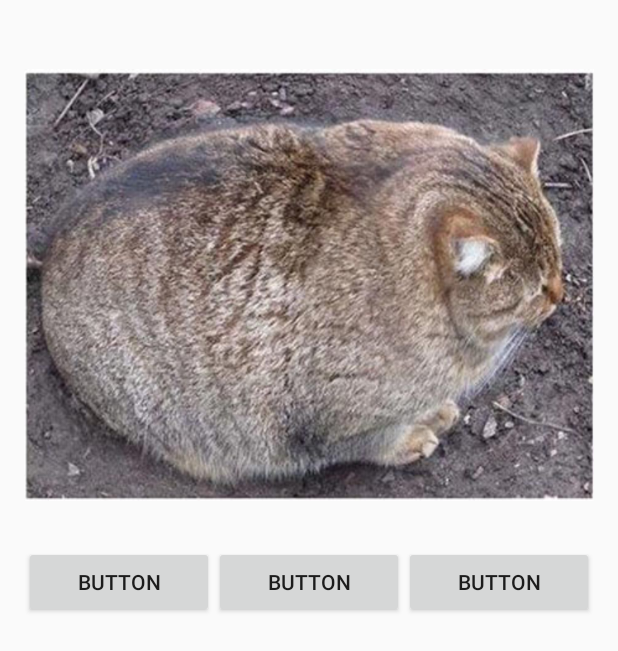
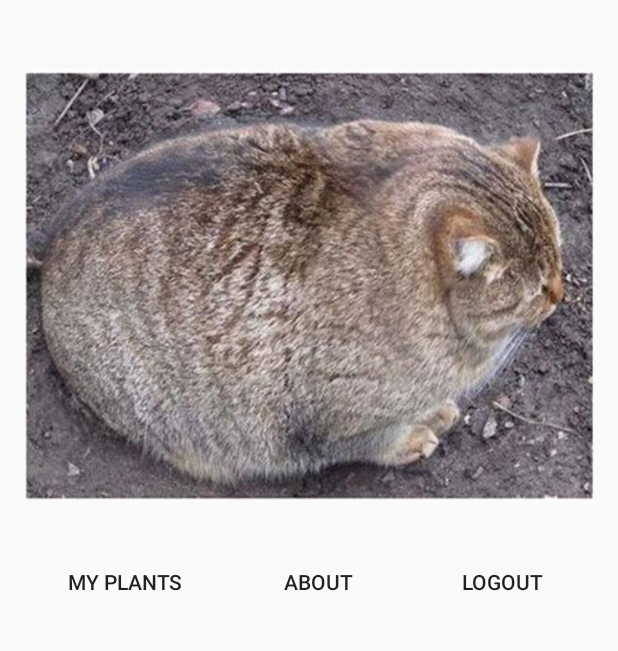
Before and after one commit to Lynx1820/botanist, an Android app: the MenuActivity screen opened directly, with no data from a screen before it, on a phone screen of 412 x 824 dp. Shown: the top 651 px of the screen. Run offline under Robolectric (Android 15) with nearby library versions, the phone set to English and light mode, and no system bars.

Commit message:
assigned button names/ids/methods in main menu

```diff
--- a/app/src/main/res/layout/activity_menu.xml
+++ b/app/src/main/res/layout/activity_menu.xml
@@ -17,7 +17,7 @@
         android:layout_width="match_parent"
         android:layout_height="wrap_content"
         app:srcCompat="@drawable/cat"
-        android:id="@+id/imageView6" />
+        android:id="@+id/image" />
 
     <LinearLayout
         android:orientation="horizontal"
@@ -25,25 +25,32 @@
         android:layout_height="wrap_content">
 
         <Button
-            android:text="Button"
             android:layout_width="wrap_content"
             android:layout_height="wrap_content"
-            android:id="@+id/button9"
-            android:layout_weight="1" />
+            android:id="@+id/plantButton"
+            android:layout_weight="1"
+            android:textAppearance="@style/TextAppearance.AppCompat.Button"
+            style="@style/Widget.AppCompat.Button.Borderless.Colored"
+            android:text="My Plants"
+            android:onClick="onPlantButtonClick (MenuActivity)" />
 
         <Button
-            android:text="Button"
+            android:text="about"
             android:layout_width="wrap_content"
             android:layout_height="wrap_content"
-            android:id="@+id/button11"
-            android:layout_weight="1" />
+            android:id="@+id/aboutButton"
+            android:layout_weight="1"
+            style="@style/Widget.AppCompat.Button.Borderless"
+            android:onClick="onAboutButtonClick (MenuActivity)" />
 
         <Button
-            android:text="Button"
+            android:text="Logout"
             android:layout_width="wrap_content"
             android:layout_height="wrap_content"
-            android:id="@+id/button10"
-            android:layout_weight="1" />
+            android:id="@+id/logoutButton"
+            android:layout_weight="1"
+            style="@style/Widget.AppCompat.Button.Borderless"
+            android:onClick="onLogoutButtonClick (MenuActivity)" />
     </LinearLayout>
 
 </LinearLayout>
--- a/app/src/main/res/values/styles.xml
+++ b/app/src/main/res/values/styles.xml
@@ -3,8 +3,8 @@
     <!-- Base application theme. -->
     <style name="AppTheme" parent="Theme.AppCompat.Light.DarkActionBar">
         <!-- Customize your theme here. -->
-        <item name="colorPrimary">@color/colorPrimary</item>
-        <item name="colorPrimaryDark">@color/colorPrimaryDark</item>
+        <item name="colorPrimary">#3c9e3f</item>
+        <item name="colorPrimaryDark">#206b23</item>
         <item name="colorAccent">@color/colorAccent</item>
     </style>
 
```
